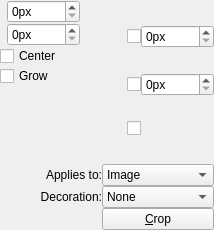
This is krita/plugins/tools/tool_crop/wdg_tool_crop.ui in KDE/krita as Qt 5 draws it before an edit. The edited form follows.
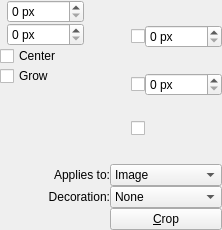
This is the edited form. Custom widgets are drawn as their Qt base class.

```diff
--- a/krita/plugins/tools/tool_crop/wdg_tool_crop.ui
+++ b/krita/plugins/tools/tool_crop/wdg_tool_crop.ui
@@ -6,7 +6,7 @@
    <rect>
     <x>0</x>
     <y>0</y>
-    <width>214</width>
+    <width>222</width>
     <height>230</height>
    </rect>
   </property>
@@ -54,7 +54,7 @@
             <string>Horizontal Position</string>
            </property>
            <property name="suffix">
-            <string>px</string>
+            <string> px</string>
            </property>
            <property name="maximum">
             <number>30000</number>
@@ -80,7 +80,7 @@
             <string>Vertical Position</string>
            </property>
            <property name="suffix">
-            <string>px</string>
+            <string> px</string>
            </property>
            <property name="maximum">
             <number>30000</number>
@@ -158,7 +158,7 @@
           <string>Width</string>
          </property>
          <property name="suffix">
-          <string>px</string>
+          <string> px</string>
          </property>
          <property name="maximum">
           <number>30000</number>
@@ -181,7 +181,7 @@
           <string>Height</string>
          </property>
          <property name="suffix">
-          <string>px</string>
+          <string> px</string>
          </property>
          <property name="maximum">
           <number>30000</number>
```
Left out of the diff: 24 changed lines with no effect on the pictures.
